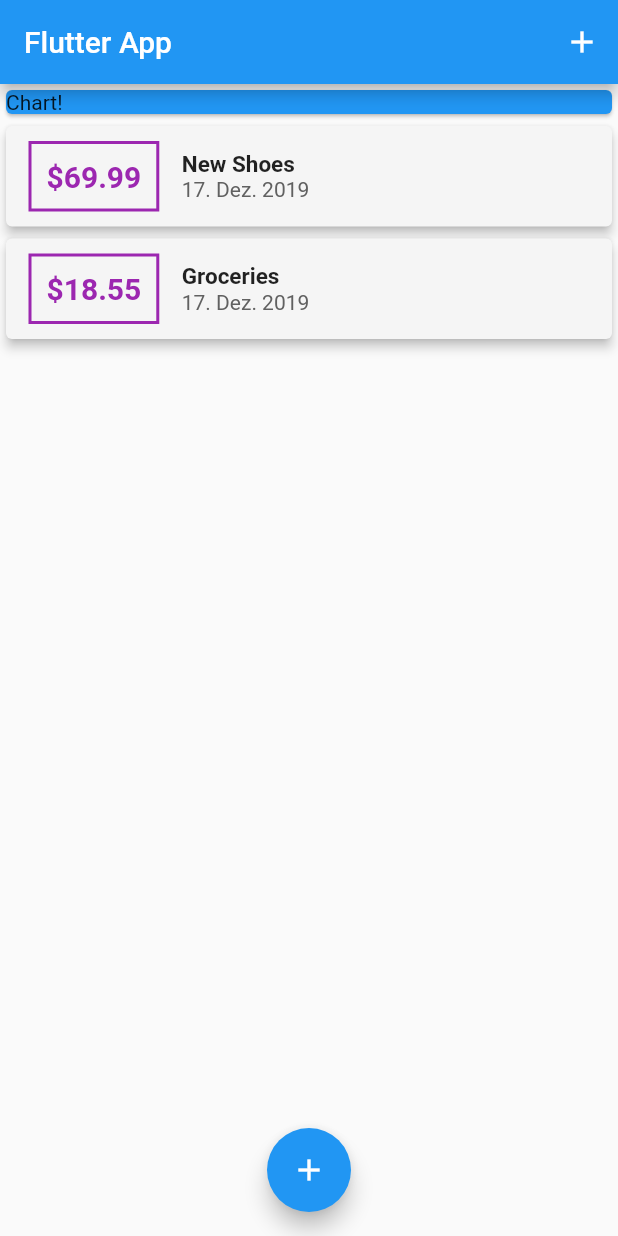
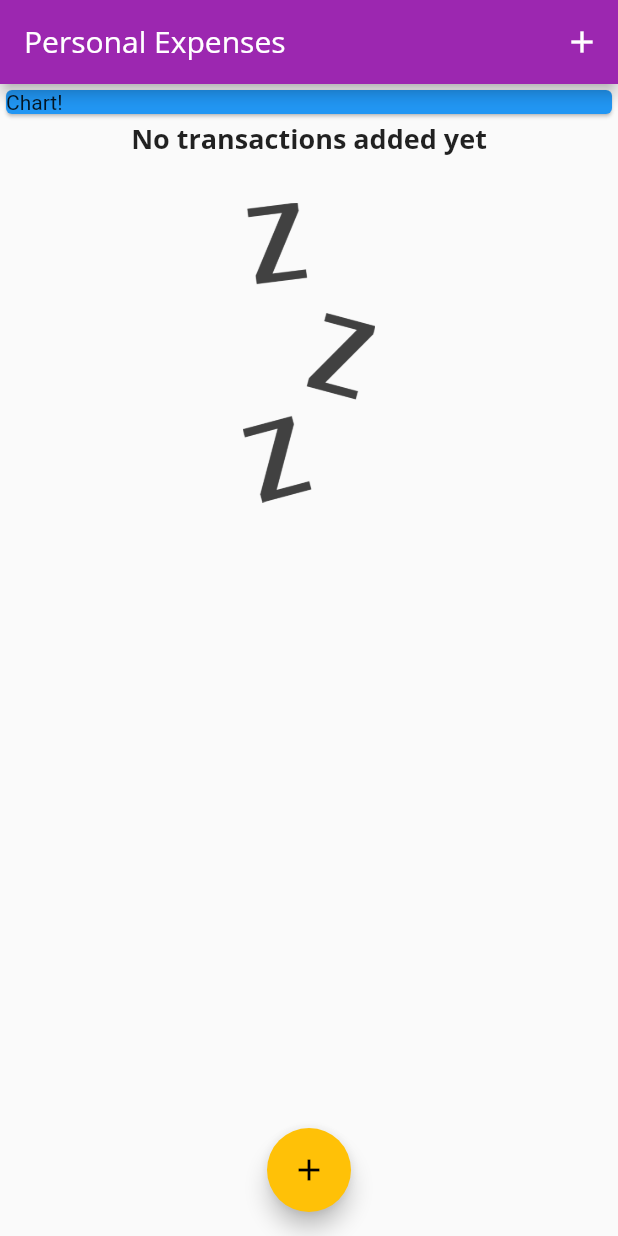
Before and after one commit to wenk-silvan/expenses, a Flutter app: the screen it shows after launch, on a phone screen of 412 x 824 dp. Run offline on Flutter 3.47's test engine with Material 2 defaults, Android fonts, the phone set to English and light mode, and no system bars; missing offline and left inert: dart:ffi.

Commit message:
Add new fonts & placeholder image for empty transaction list

```diff
--- a/lib/main.dart
+++ b/lib/main.dart
@@ -15,10 +15,24 @@ class MyApp extends StatelessWidget {
   @override
   Widget build(BuildContext context) {
     return MaterialApp(
-      title: 'Flutter Demo',
+      title: 'Personal Expenses',
       theme: ThemeData(
-        primarySwatch: Colors.blue,
+          primarySwatch: Colors.purple,
+          accentColor: Colors.amber,
+          fontFamily: 'Quicksand',
+          textTheme: ThemeData.light().textTheme.copyWith(
+                title: TextStyle(
+                  fontFamily: 'OpenSans',
+                  fontWeight: FontWeight.bold,
+                  fontSize: 18,
                 ),
+              ),
+          appBarTheme: AppBarTheme(
+              textTheme: ThemeData.light().textTheme.copyWith(
+                      title: TextStyle(
+                    fontFamily: 'OpenSans',
+                    fontSize: 20,
+                  )))),
       home: MyHomePage(),
     );
   }
@@ -36,12 +50,12 @@ class MyHomePage extends StatefulWidget {
 
 class _MyHomePageState extends State<MyHomePage> {
   final List<Transaction> _userTransactions = [
-    Transaction(
-        id: 't1', amount: 69.99, timestamp: DateTime.now(), title: "New Shoes"),
-    Transaction(
-        id: 't2', amount: 18.55, timestamp: DateTime.now(), title: "Groceries"),
-    //Transaction(
-    //  id: 't3', amount: 21.11, timestamp: DateTime.now(), title: "Battery"),
+//    Transaction(
+//        id: 't1', amount: 69.99, timestamp: DateTime.now(), title: "New Shoes"),
+//    Transaction(
+//        id: 't2', amount: 18.55, timestamp: DateTime.now(), title: "Groceries"),
+//    //Transaction(
+//    //  id: 't3', amount: 21.11, timestamp: DateTime.now(), title: "Battery"),
   ];
 
   void _addNewTransaction(String title, double amount) {
@@ -56,7 +70,9 @@ class _MyHomePageState extends State<MyHomePage> {
   }
 
   void _startAddNewTransaction(BuildContext context) {
-    showModalBottomSheet(context: context, builder: (bContext) {
+    showModalBottomSheet(
+        context: context,
+        builder: (bContext) {
           return NewTransaction(this._addNewTransaction);
         });
   }
@@ -65,7 +81,7 @@ class _MyHomePageState extends State<MyHomePage> {
   Widget build(BuildContext context) {
     return Scaffold(
       appBar: AppBar(
-        title: Text('Flutter App'),
+        title: Text('Personal Expenses'),
         actions: <Widget>[
           IconButton(
             icon: Icon(Icons.add),
--- a/lib/widgets/transaction_list.dart
+++ b/lib/widgets/transaction_list.dart
@@ -11,7 +11,22 @@ class TransactionList extends StatelessWidget {
   Widget build(BuildContext context) {
     return Container(
       height: 350,
-      child: ListView.builder(
+      child: this.transactions.isEmpty
+          ? Column(
+              children: <Widget>[
+                Text(
+                  'No transactions added yet',
+                  style: Theme.of(context).textTheme.title,
+                ),
+                SizedBox(height: 30,),
+                Container(
+                  height: 200,
+                  child: Image.asset('assets/images/waiting.png',
+                      fit: BoxFit.cover),
+                ),
+              ],
+            )
+          : ListView.builder(
               itemBuilder: (ctx, index) {
                 return Card(
                   color: Colors.grey[100],
@@ -24,11 +39,14 @@ class TransactionList extends StatelessWidget {
                           style: TextStyle(
                               fontWeight: FontWeight.bold,
                               fontSize: 20,
-                        color: Colors.purple),
+                              color: Theme.of(context).primaryColor),
                         ),
-                  margin: EdgeInsets.symmetric(vertical: 10, horizontal: 15),
+                        margin:
+                            EdgeInsets.symmetric(vertical: 10, horizontal: 15),
                         decoration: BoxDecoration(
-                      border: Border.all(color: Colors.purple, width: 2)),
+                            border: Border.all(
+                                color: Theme.of(context).primaryColor,
+                                width: 2)),
                         padding: EdgeInsets.all(10),
                       ),
                       Column(
@@ -36,11 +54,11 @@ class TransactionList extends StatelessWidget {
                         children: <Widget>[
                           Text(
                             transactions[index].title,
-                      style:
-                      TextStyle(fontWeight: FontWeight.bold, fontSize: 15),
+                            style: Theme.of(context).textTheme.title,
                           ),
                           Text(
-                      DateFormat.yMMMd().format(transactions[index].timestamp),
+                            DateFormat.yMMMd()
+                                .format(transactions[index].timestamp),
                             style: TextStyle(color: Colors.grey[700]),
                           )
                         ],
```
Also changed, not shown: pubspec.yaml (+18 -14 lines), assets/fonts/OpenSans-Bold.ttf (added), assets/fonts/OpenSans-Regular.ttf (added), assets/fonts/Quicksand-Bold.ttf (added), assets/fonts/Quicksand-Light.ttf (added), assets/fonts/Quicksand-Medium.ttf (added), assets/fonts/Quicksand-Regular.ttf (added), assets/images/waiting.png (added). Lines whose indentation alone changed are shown as unchanged.
